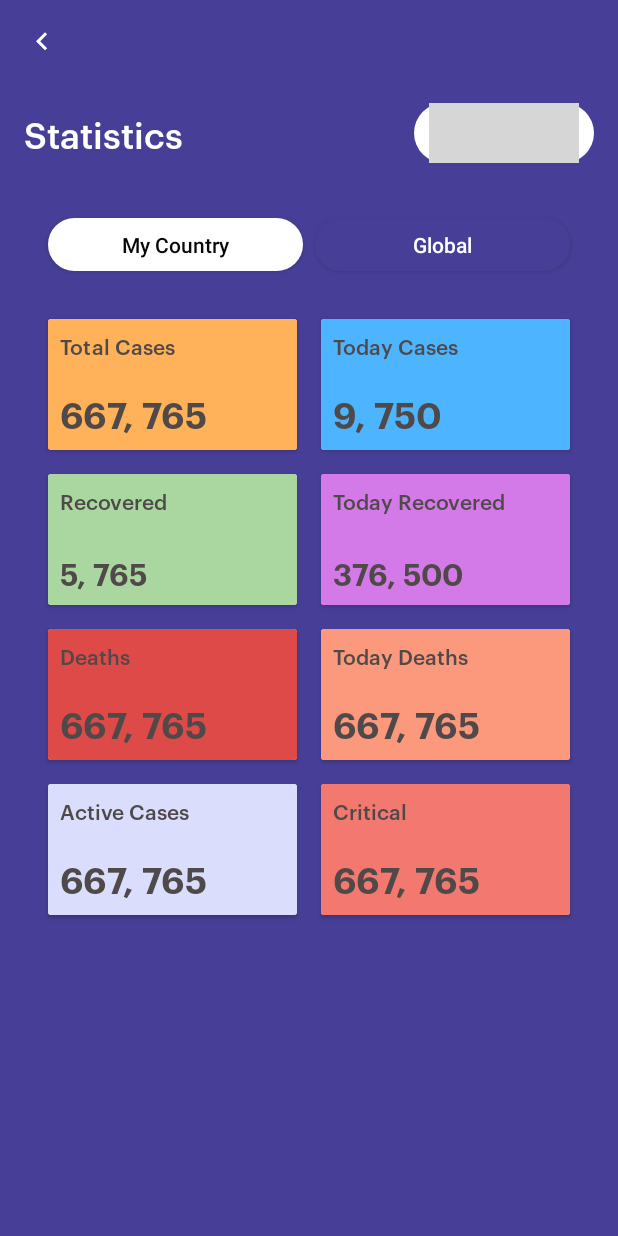
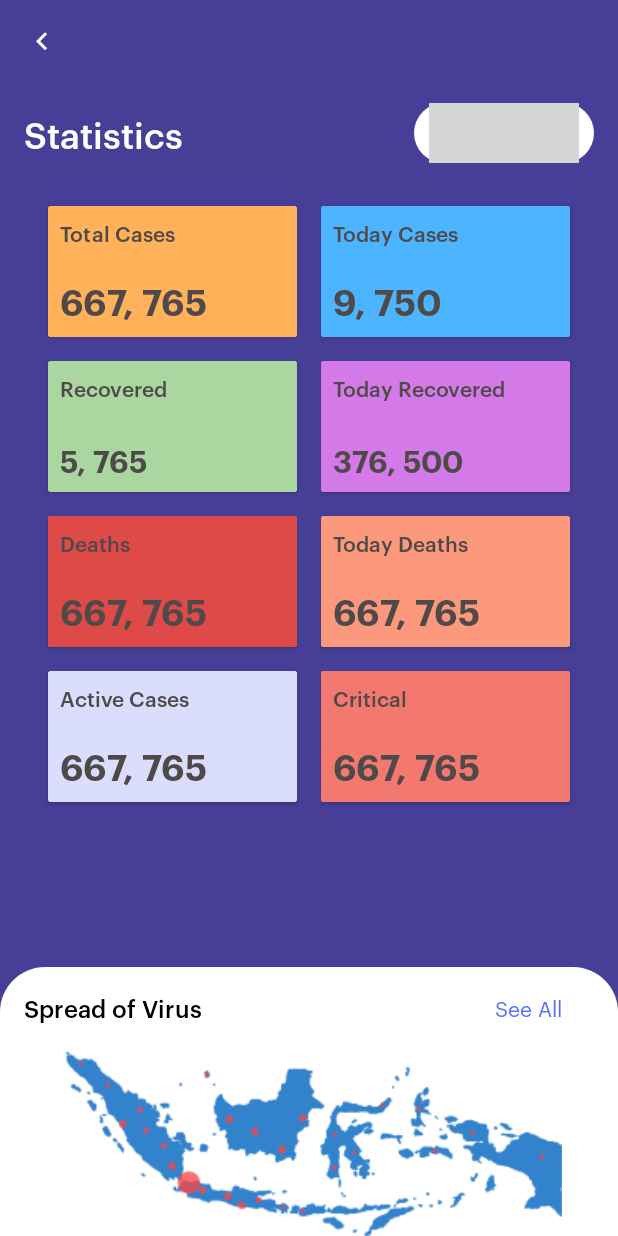
Before and after one commit to arvene241/Covid-19, an Android app: the Statistics screen opened directly, with no data from a screen before it, on a phone screen of 412 x 824 dp. Run offline under Robolectric (Android 15) with nearby library versions, the phone set to English and light mode, and no system bars; libraries missing offline, so code that uses them is left out: com.hbb20; plain views replace CountryCodePicker; 4 statements that could not run were skipped; grey boxes are pictures that could not be loaded.

Commit message:
finished app

```diff
--- a/app/build.gradle
+++ b/app/build.gradle
@@ -41,4 +41,6 @@ dependencies {
     implementation 'com.hbb20:ccp:2.5.1'
     implementation 'com.github.blackfizz:eazegraph:1.2.2@aar'
     implementation 'com.nineoldandroids:library:2.4.0'
+
+    implementation "com.squareup.okhttp3:logging-interceptor:4.9.3"
 }
--- a/app/src/main/java/com/example/covid_19/ApiInterface.java
+++ b/app/src/main/java/com/example/covid_19/ApiInterface.java
@@ -8,7 +8,6 @@ import retrofit2.http.GET;
 public interface ApiInterface {
 
     String BASE_URL = "https://disease.sh/v3/covid-19/";
-    String BASE_URL2 = "https://disease.sh/v3/covid-19/all";
 
     @GET("countries")
     Call<List<ModelClass>> getcountryData();
--- a/app/src/main/java/com/example/covid_19/ApiUtilities.java
+++ b/app/src/main/java/com/example/covid_19/ApiUtilities.java
@@ -5,7 +5,7 @@ import retrofit2.converter.gson.GsonConverterFactory;
 
 public class ApiUtilities {
 
-    public static Retrofit retrofit = null;
+    public static Retrofit retrofit=null;
 
     public static ApiInterface getAPIInterface() {
      if (retrofit == null) {
--- a/app/src/main/java/com/example/covid_19/Statistics.java
+++ b/app/src/main/java/com/example/covid_19/Statistics.java
@@ -3,6 +3,7 @@ package com.example.covid_19;
 import androidx.appcompat.app.AppCompatActivity;
 
 import android.content.Intent;
+import android.net.Uri;
 import android.os.Bundle;
 import android.view.View;
 import android.widget.Button;
@@ -26,7 +27,7 @@ public class Statistics extends AppCompatActivity  {
     String country;
 
     ImageView back;
-    Button buttonTotal, buttonToday;
+    Button graphButton;
 
     @Override
     protected void onCreate(Bundle savedInstanceState) {
@@ -34,6 +35,7 @@ public class Statistics extends AppCompatActivity  {
         setContentView(R.layout.activity_statistics);
 
         back = findViewById(R.id.imageView);
+        graphButton = findViewById(R.id.graphButton);
 
         back.setOnClickListener(new View.OnClickListener() {
             @Override
@@ -42,6 +44,16 @@ public class Statistics extends AppCompatActivity  {
                 Intent i = new Intent(Statistics.this, MainActivity.class);
                 startActivity(i);
                 finish();
+            }
+        });
+
+        graphButton.setOnClickListener(new View.OnClickListener() {
+            @Override
+            public void onClick(View view) {
+                String url = "https://covid19.who.int";
+                Intent intent = new Intent(Intent.ACTION_VIEW);
+                intent.setData(Uri.parse(url));
+                startActivity(intent);
             }
         });
 
--- a/app/src/main/res/layout/activity_main.xml
+++ b/app/src/main/res/layout/activity_main.xml
@@ -3,7 +3,8 @@
     xmlns:app="http://schemas.android.com/apk/res-auto"
     xmlns:tools="http://schemas.android.com/tools"
     android:layout_width="match_parent"
-    android:layout_height="match_parent">
+    android:layout_height="match_parent"
+    android:fillViewport="true">
 
     <androidx.constraintlayout.widget.ConstraintLayout
         android:id="@+id/constraintLayout"
--- a/app/src/main/res/layout/activity_statistics.xml
+++ b/app/src/main/res/layout/activity_statistics.xml
@@ -1,10 +1,20 @@
 <?xml version="1.0" encoding="utf-8"?>
-<androidx.constraintlayout.widget.ConstraintLayout xmlns:android="http://schemas.android.com/apk/res/android"
+
+<ScrollView xmlns:android="http://schemas.android.com/apk/res/android"
     xmlns:app="http://schemas.android.com/apk/res-auto"
     xmlns:tools="http://schemas.android.com/tools"
     android:layout_width="match_parent"
     android:layout_height="match_parent"
+    android:fillViewport="true">
+
+    <androidx.constraintlayout.widget.ConstraintLayout
+        android:id="@+id/constraintLayout"
+        android:layout_width="match_parent"
+        android:layout_height="wrap_content"
         android:background="#473F97"
+        app:layout_constraintEnd_toEndOf="parent"
+        app:layout_constraintStart_toStartOf="parent"
+        app:layout_constraintTop_toTopOf="parent"
         tools:context=".Statistics">
 
         <ImageView
@@ -53,38 +63,6 @@
 
         </LinearLayout>
 
-    <Button
-        android:id="@+id/button"
-        android:layout_width="0dp"
-        android:layout_height="35dp"
-        android:layout_marginStart="32dp"
-        android:layout_marginTop="40dp"
-        android:layout_marginEnd="4dp"
-        android:background="@drawable/spinner_bg"
-        android:text="My Country"
-        android:textAllCaps="false"
-        android:textColor="#070707"
-        app:layout_constraintEnd_toStartOf="@+id/button2"
-        app:layout_constraintHorizontal_bias="0.5"
-        app:layout_constraintStart_toStartOf="parent"
-        app:layout_constraintTop_toBottomOf="@+id/textView" />
-
-    <Button
-        android:id="@+id/button2"
-        android:layout_width="0dp"
-        android:layout_height="35dp"
-        android:layout_marginStart="4dp"
-        android:layout_marginEnd="32dp"
-        android:background="@drawable/statistic_button"
-        android:text="Global"
-        android:textAllCaps="false"
-        android:textColor="#FFFFFF"
-        app:layout_constraintBottom_toBottomOf="@+id/button"
-        app:layout_constraintEnd_toEndOf="parent"
-        app:layout_constraintHorizontal_bias="0.5"
-        app:layout_constraintStart_toEndOf="@+id/button"
-        app:layout_constraintTop_toTopOf="@+id/button" />
-
         <androidx.cardview.widget.CardView
             android:id="@+id/cardView2"
             android:layout_width="0dp"
@@ -95,7 +73,7 @@
             app:layout_constraintEnd_toStartOf="@+id/cardView"
             app:layout_constraintHorizontal_bias="0.5"
             app:layout_constraintStart_toStartOf="parent"
-        app:layout_constraintTop_toBottomOf="@+id/button">
+            app:layout_constraintTop_toBottomOf="@+id/textView">
 
             <androidx.constraintlayout.widget.ConstraintLayout
                 android:layout_width="match_parent"
@@ -419,7 +397,7 @@
                 android:background="#F37970">
 
                 <TextView
-                android:id="@+id/textView15"
+                    android:id="@+id/textView20"
                     android:layout_width="wrap_content"
                     android:layout_height="wrap_content"
                     android:layout_marginStart="8dp"
@@ -446,5 +424,61 @@
 
         </androidx.cardview.widget.CardView>
 
+        <androidx.constraintlayout.widget.ConstraintLayout
+            android:layout_width="0dp"
+            android:layout_height="wrap_content"
+            android:layout_marginTop="24dp"
+            android:background="@drawable/map_bg"
+            android:orientation="horizontal"
+            app:layout_constraintBottom_toBottomOf="parent"
+            app:layout_constraintEnd_toEndOf="parent"
+            app:layout_constraintHorizontal_bias="0.0"
+            app:layout_constraintStart_toStartOf="parent"
+            app:layout_constraintTop_toBottomOf="@+id/cardView7"
+            app:layout_constraintVertical_bias="1.0">
+
+            <ImageView
+                android:id="@+id/imageView5"
+                android:layout_width="0dp"
+                android:layout_height="wrap_content"
+                android:layout_marginTop="16dp"
+                android:layout_weight="1"
+                app:layout_constraintBottom_toBottomOf="parent"
+                app:layout_constraintEnd_toEndOf="parent"
+                app:layout_constraintStart_toStartOf="parent"
+                app:layout_constraintTop_toBottomOf="@+id/textView8"
+                app:srcCompat="@drawable/map" />
+
+            <TextView
+                android:id="@+id/textView8"
+                android:layout_width="wrap_content"
+                android:layout_height="wrap_content"
+                android:layout_marginStart="16dp"
+                android:layout_marginTop="16dp"
+                android:fontFamily="@font/graphikmedium"
+                android:text="Spread of Virus"
+                android:textColor="@color/black"
+                android:textSize="16sp"
+                app:layout_constraintStart_toStartOf="parent"
+                app:layout_constraintTop_toTopOf="parent" />
+
+            <Button
+                android:id="@+id/graphButton"
+                android:layout_width="wrap_content"
+                android:layout_height="0dp"
+                android:layout_marginEnd="16dp"
+                android:background="@drawable/transparent_bg"
+                android:fontFamily="@font/graphikregular"
+                android:text="See All"
+                android:textAllCaps="false"
+                android:textColor="#536dfe"
+                app:layout_constraintBottom_toBottomOf="@+id/textView8"
+                app:layout_constraintEnd_toEndOf="parent"
+                app:layout_constraintTop_toTopOf="@+id/textView8" />
 
         </androidx.constraintlayout.widget.ConstraintLayout>
+
+
+    </androidx.constraintlayout.widget.ConstraintLayout>
+
+</ScrollView>
```
Lines whose indentation alone changed are shown as unchanged.
